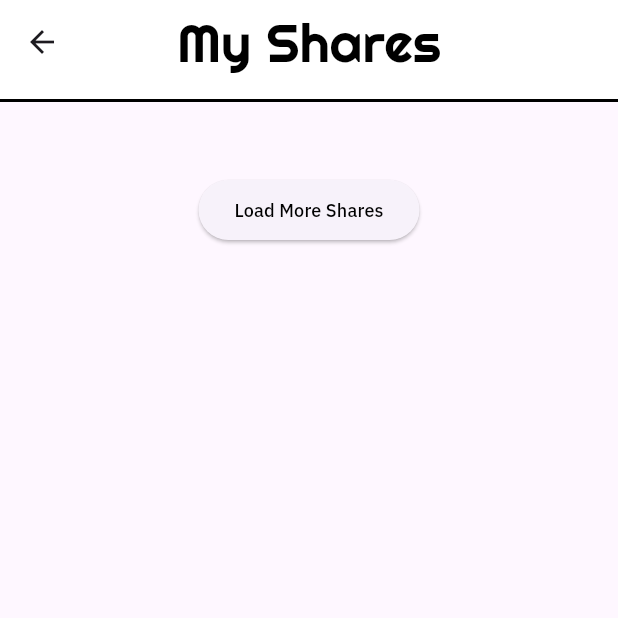
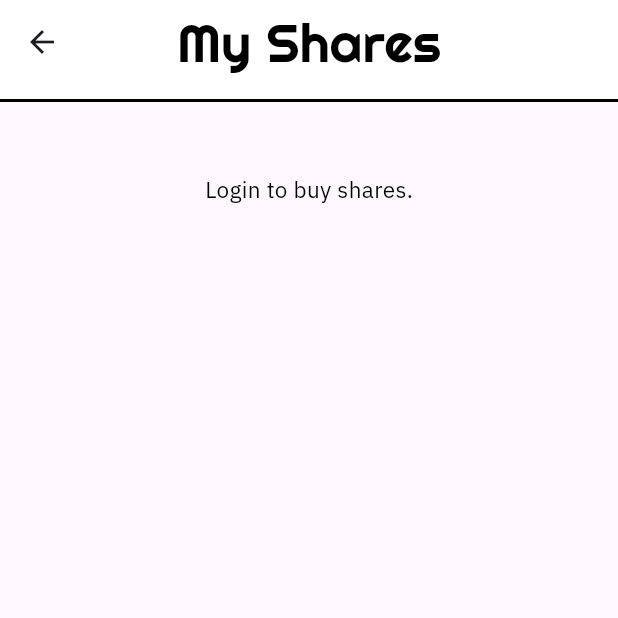
Before and after one commit to edjl/DelphiFrontend, a Flutter app: the SharesMainPage screen opened directly, on a phone screen of 412 x 824 dp, the top half of it. Run offline on Flutter 3.47's test engine with Material 3 defaults, Android fonts, the light colour scheme and no system bars; our stand-ins replace audioplayers, cached_network_image, google_fonts, shared_preferences, web; accounts and stored records are empty; network calls fail.

Commit message:
chrome done

```diff
--- a/delphi_app/lib/bet/bet_main_page.dart
+++ b/delphi_app/lib/bet/bet_main_page.dart
@@ -1,3 +1,4 @@
+import 'package:delphi_app/shared_services/sound_effects.dart';
 import 'package:flutter/material.dart';
 import '../model/event.dart';
 import 'get_events_service.dart';
--- a/delphi_app/lib/profile/profile_page.dart
+++ b/delphi_app/lib/profile/profile_page.dart
@@ -158,7 +158,7 @@ class ProfilePage extends StatelessWidget {
                           ),
                           child: const Text('Log Out'),
                         ),
-                        const SizedBox(width: 10),
+                        /*const SizedBox(width: 10),
                         ElevatedButton(
                           onPressed: () async {
                             final result =
@@ -185,7 +185,7 @@ class ProfilePage extends StatelessWidget {
                             ),
                           ),
                           child: const Text('Delete Account'),
-                        ),
+                        ),*/
                       ]),
                     ),
                   )
--- a/delphi_app/lib/shares/shares_main_page.dart
+++ b/delphi_app/lib/shares/shares_main_page.dart
@@ -122,6 +122,21 @@ class _SharesMainPage extends State<SharesMainPage> {
                   child: ShareCard(share: shares[index]),
                 );
               } else {
+                if (UserProfile().userId.value == -1) {
+                  return Center(
+                    child: Padding(
+                      padding: EdgeInsets.symmetric(
+                          vertical: (shares.isEmpty) ? 48 : 8),
+                      child: Text(
+                        "Login to buy shares.",
+                        style: GoogleFonts.ibmPlexSans(
+                          fontSize: 15,
+                          color: Colors.black,
+                        ),
+                      ),
+                    ),
+                  );
+                } else {
                   return Visibility(
                     visible: !isLoading, // Make button invisible when loading
                     child: Center(
@@ -142,6 +157,7 @@ class _SharesMainPage extends State<SharesMainPage> {
                     ),
                   );
                 }
+              }
             },
           ),
         ),
@@ -157,7 +173,7 @@ class _SharesMainPage extends State<SharesMainPage> {
                   Alignment.topRight, // Position it in the top right corner
               child: Padding(
                 padding: EdgeInsets.only(
-                    top: Platform.isIOS ? 60.0 : 22.0,
+                    top: 20.0, //Platform.isIOS ? 60.0 : 22.0,
                     right: 20.0), // Add top and right padding
                 child: Container(
                   padding: const EdgeInsets.all(
--- a/delphi_app/pubspec.yaml
+++ b/delphi_app/pubspec.yaml
@@ -36,10 +36,13 @@ dependencies:
   # Use with the CupertinoIcons class for iOS style icons.
   cupertino_icons: ^1.0.8
   http: ^1.2.2
-  cached_network_image: ^3.4.1
+  cached_network_image: ^3.4.0
   google_fonts: ^6.0.0
   intl: ^0.18.0
   audioplayers: ^5.2.1
+  shared_preferences: ^2.3.5
+  universal_html: ^2.0.0
+  web: ^0.5.1
 
 dev_dependencies:
   flutter_launcher_icons: ^0.10.0
```
Also changed, not shown: delphi_app/lib/profile/user_profile_service.dart (+21 -1 lines), delphi_app/lib/profile/user_profile_service_mobile.dart (added, +14 -0 lines), delphi_app/lib/profile/user_profile_service_web.dart (added, +26 -0 lines), delphi_app/lib/shared_services/sound_effects.dart (+7 -3 lines), delphi_app/lib/skeleton_page/skeleton_page.dart (+5 -4 lines), delphi_app/pubspec.lock, 255 other files. Lines whose indentation alone changed are shown as unchanged.
